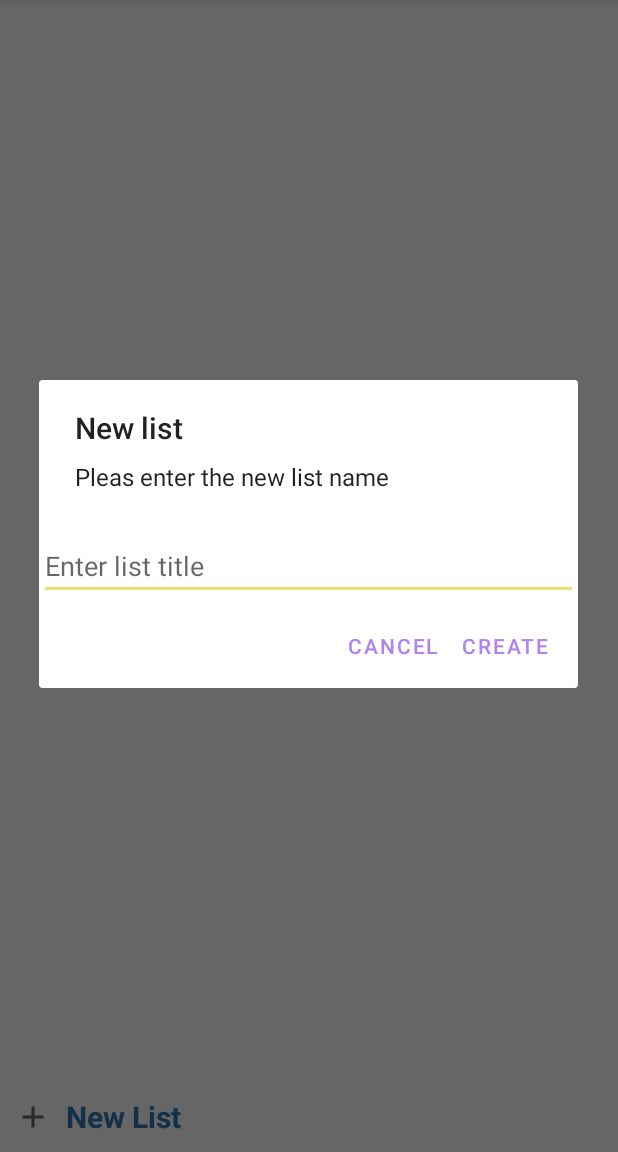
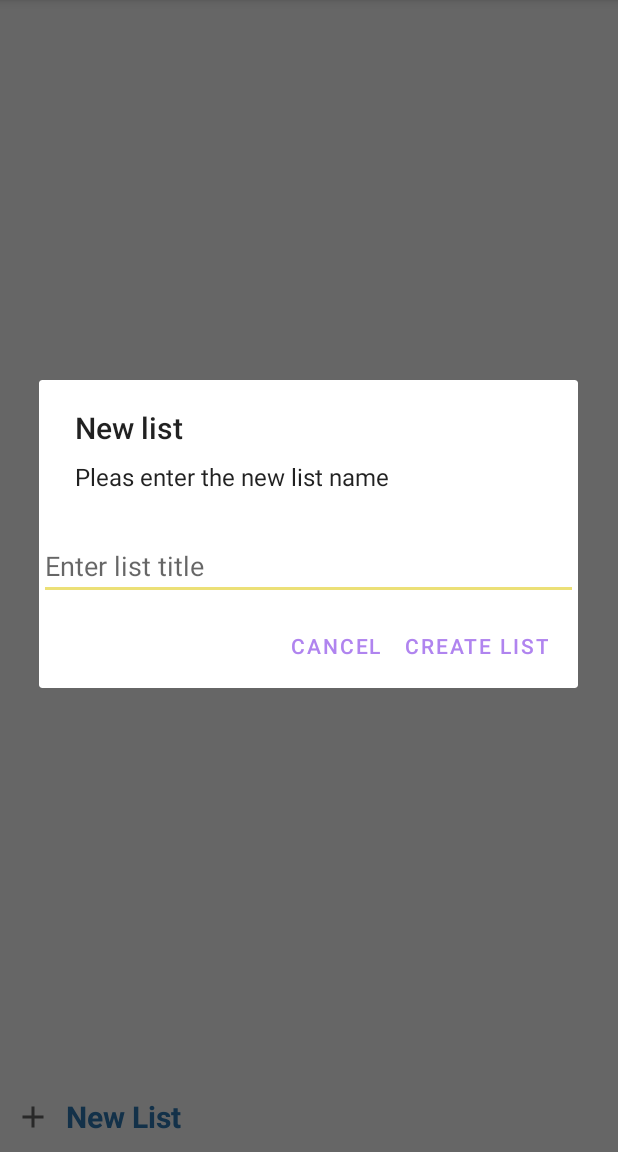
Before and after one commit to ananayis/To-Do-List, an Android app: the screen it shows after launch (MainActivity), after a tap on "New List", on a phone screen of 412 x 824 dp, the part 84-1236 px from its top. Run offline under Robolectric (Android 15) with nearby library versions, the phone set to English and light mode, and no system bars; our stand-ins replace Room's generated code.

Commit message:
added rename to todo List

```diff
--- a/app/src/main/java/com/parinaz/todolist/MainListFragment.kt
+++ b/app/src/main/java/com/parinaz/todolist/MainListFragment.kt
@@ -41,7 +41,7 @@ class MainListFragment : Fragment() {
         val adapter = TodoListAdapter(requireContext(), toDoLists) {
             val action =
                 MainListFragmentDirections
-                    .actionMainListFragmentToToDoListFragment(todoList = it)
+                    .actionMainListFragmentToToDoListFragment(it.id)
             view.findNavController().navigate(action)
         }
         binding.recyclerView.adapter = adapter
@@ -55,7 +55,7 @@ class MainListFragment : Fragment() {
                     .setTitle("New list")
                     .setMessage("Pleas enter the new list name")
                     .setView(txtName)
-                    .setPositiveButton("Create"
+                    .setPositiveButton("CREATE LIST"
                     ) { _, _ ->
                         val text = txtName.text.toString()
                         if (text != ""){
@@ -63,14 +63,14 @@ class MainListFragment : Fragment() {
                         binding.recyclerView.adapter = TodoListAdapter(it, Repository.instance.getTodoLists()) {
                             val action =
                                 MainListFragmentDirections
-                                    .actionMainListFragmentToToDoListFragment(todoList = it)
+                                    .actionMainListFragmentToToDoListFragment(it.id)
                             view.findNavController().navigate(action)
                         }
                             }else{
                             Toast.makeText(context, "Name can not be empty", Toast.LENGTH_SHORT).show()
                             }
                     }
-                    .setNegativeButton("Cancel"
+                    .setNegativeButton("CANCEL"
                     ) { _, _ -> }
                     .show()
             }
--- a/app/src/main/java/com/parinaz/todolist/TodoFragment.kt
+++ b/app/src/main/java/com/parinaz/todolist/TodoFragment.kt
@@ -29,14 +29,12 @@ class TodoFragment : Fragment() {
     override fun onCreate(savedInstanceState: Bundle?) {
         super.onCreate(savedInstanceState)
         setHasOptionsMenu(true)
-        Log.d("ananayis", "onCreate")
     }
 
     override fun onCreateView(
         inflater: LayoutInflater, container: ViewGroup?,
         savedInstanceState: Bundle?
     ): View {
-        Log.d("ananayis", "onCreateView")
         todo = Repository.instance.getTodo(args.todoId)
         _binding = FragmentTodoBinding.inflate(inflater, container, false)
         return binding.root
--- a/app/src/main/java/com/parinaz/todolist/db/TodoListDao.kt
+++ b/app/src/main/java/com/parinaz/todolist/db/TodoListDao.kt
@@ -1,20 +1,23 @@
 package com.parinaz.todolist.db
 
-import androidx.room.Dao
-import androidx.room.Delete
-import androidx.room.Insert
-import androidx.room.Query
+import androidx.room.*
 import com.parinaz.todolist.domain.TodoList
 
 @Dao
 interface TodoListDao {
 
     @Query("SELECT * FROM todo_list;")
-    fun getAll() : List<TodoList>
+    fun getAll(): List<TodoList>
 
     @Query("SELECT COUNT(*) FROM todo WHERE :todoListId = todo_list_id AND done = 0;")
-    fun getUnDoneTodoNumber(todoListId: Long) : Int
+    fun getUnDoneTodoNumber(todoListId: Long): Int
 
     @Insert
     fun addTodoList(todoList: TodoList): Long
+
+    @Update
+    fun updateTodoList(todoList: TodoList)
+
+    @Query("SELECT * FROM todo_list WHERE :id = id;")
+    fun getTodoList(id: Long): TodoList
 }
--- a/app/src/main/res/navigation/nav_graph.xml
+++ b/app/src/main/res/navigation/nav_graph.xml
@@ -19,8 +19,8 @@
         android:name="com.parinaz.todolist.ToDoListFragment"
         android:label="ToDoListFragment" >
         <argument
-            android:name="todoList"
-            app:argType="com.parinaz.todolist.domain.TodoList" />
+            android:name="todoListId"
+            app:argType="long" />
         <action
             android:id="@+id/action_toDoListFragment_to_todoFragment"
             app:destination="@id/todoFragment" />
```
Also changed, not shown: app/src/main/java/com/parinaz/todolist/Repository.kt (+8 -0 lines), app/src/main/java/com/parinaz/todolist/ToDoListFragment.kt (+37 -8 lines), app/src/main/res/drawable/ic_baseline_drive_file_rename_outline_24.xml (added, +10 -0 lines), app/src/main/res/menu/action_in_toolbar.xml (+8 -2 lines).
